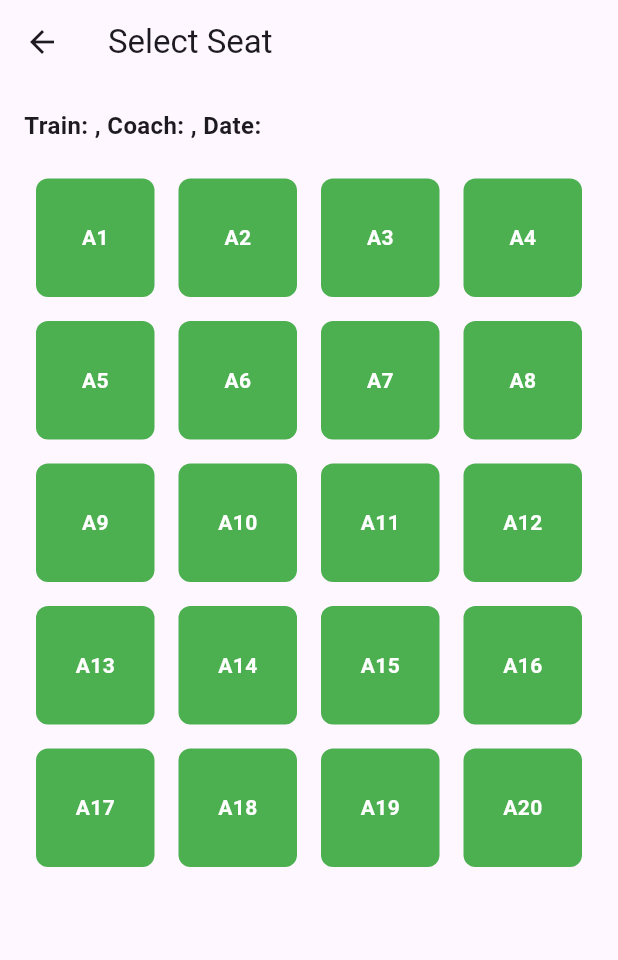
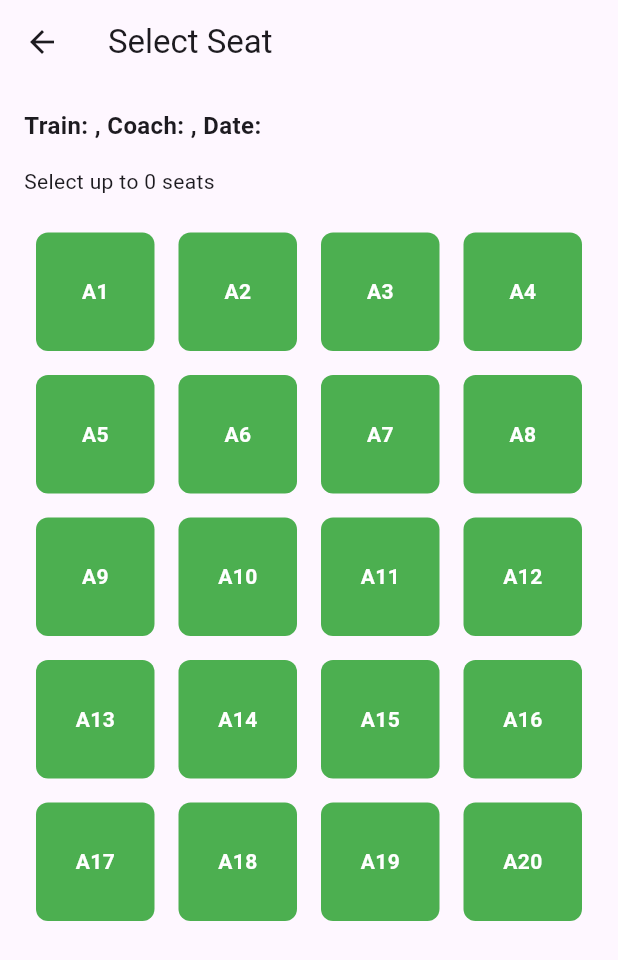
Before and after one commit to Genshisama/trainbook, a Flutter app: the SeatSelectionPage screen opened directly with empty values, on a phone screen of 412 x 824 dp. Shown: the top 960 px of the screen. Run offline on Flutter 3.47's test engine with Material 3 defaults, Android fonts, the phone set to English and light mode, and no system bars; our stand-ins replace firebase_core, firebase_database; accounts and stored records are empty.

Commit message:
add seat select system

```diff
--- a/lib/main.dart
+++ b/lib/main.dart
@@ -1,6 +1,7 @@
 import 'package:firebase_core/firebase_core.dart';
 import 'package:flutter/material.dart';
 import 'package:trainbook/firebase_options.dart';
+import 'package:trainbook/pages/firebassetest.dart';
 import 'package:trainbook/pages/home.dart';
 
 Future<void> main() async {
@@ -21,7 +22,7 @@ class MyApp extends StatelessWidget {
       theme: ThemeData(
         primarySwatch: Colors.blue,
       ),
-      home: const HomePage(),
+      home: HomePage(),
     );
   }
 }
--- a/lib/pages/coach_select.dart
+++ b/lib/pages/coach_select.dart
@@ -61,6 +61,7 @@ class _CoachSelectionPageState extends State<CoachSelectionPage> {
                             selectedTrain: widget.selectedTrain,
                             selectedCoach: _selectedCoach!,
                             selectedDate: DateTime.now().toIso8601String(),
+                            passengerCount: 2,
                           ),
                         ),
                       );
--- a/lib/pages/seat_select.dart
+++ b/lib/pages/seat_select.dart
@@ -5,12 +5,14 @@ class SeatSelectionPage extends StatefulWidget {
   final String selectedTrain;
   final String selectedCoach;
   final String selectedDate;
+  final int passengerCount;  // New field to hold the number of passengers
 
   const SeatSelectionPage({
     super.key,
     required this.selectedTrain,
     required this.selectedCoach,
     required this.selectedDate,
+    required this.passengerCount, // Pass number of passengers
   });
 
   @override
@@ -20,11 +22,34 @@ class SeatSelectionPage extends StatefulWidget {
 class _SeatSelectionPageState extends State<SeatSelectionPage> {
   final DatabaseReference _dbRef = FirebaseDatabase.instance.ref();
   Map<String, dynamic> _seatStatus = {};
-  String? _selectedSeat;
+  List<String> _selectedSeats = []; // List to hold selected seat IDs
 
   @override
   void initState() {
     super.initState();
+    _initializeTrainData();
+  }
+
+  Future<void> _initializeTrainData() async {
+    final path = 'trains/${widget.selectedTrain}';
+
+    final snapshot = await _dbRef.child(path).get();
+
+    if (!snapshot.exists) {
+      // Create train data if it doesn't exist
+      await _dbRef.child(path).set({
+        "trainNumber": widget.selectedTrain,
+        "departureTime": "${widget.selectedDate}T10:00:00",
+        "arrivalTime": "${widget.selectedDate}T14:00:00",
+        "coaches": {
+          widget.selectedCoach: {
+            "seats": {}, // Initialize empty seats structure
+          }
+        }
+      });
+    }
+
+    // Fetch seat data after ensuring train data exists
     _fetchSeatData();
   }
 
@@ -46,6 +71,8 @@ class _SeatSelectionPageState extends State<SeatSelectionPage> {
   }
 
   Future<void> _selectSeat(String seatId) async {
+    if (_selectedSeats.length >= widget.passengerCount) return; // Prevent selecting more than passenger count
+
     final path = 'trains/${widget.selectedTrain}/coaches/${widget.selectedCoach}/seats/$seatId';
     final userId = "currentUser"; // Replace with your actual user ID logic
 
@@ -63,15 +90,37 @@ class _SeatSelectionPageState extends State<SeatSelectionPage> {
         "lockedBy": userId,
         "lockTimestamp": DateTime.now().toIso8601String(),
       };
-      _selectedSeat = seatId;
+      _selectedSeats.add(seatId); // Add to selected seats list
     });
   }
 
-  bool _isSeatDisabled(String seatId) {
+  Future<void> _deselectSeat(String seatId) async {
+    final path = 'trains/${widget.selectedTrain}/coaches/${widget.selectedCoach}/seats/$seatId';
+
+    // Remove the seat data from Firebase
+    await _dbRef.child(path).remove();
+
+    // Update local state
+    setState(() {
+      _seatStatus.remove(seatId);
+      _selectedSeats.remove(seatId); // Remove from selected seats list
+    });
+  }
+
+  bool _isSeatDisabled(String seatId, String currentUser) {
     if (!_seatStatus.containsKey(seatId)) return false;
 
     final seatData = _seatStatus[seatId];
-    return seatData['status'] == 'locked' || seatData['status'] == 'booked';
+    final status = seatData['status'];
+    final lockedBy = seatData['lockedBy']; // Assuming the key is 'lockedBy'
+
+    // Check if the seat is either locked or booked
+    bool isLocked = status == 'locked' || status == 'booked';
+
+    // Check if the seat is locked by the current user
+    bool isLockedByCurrentUser = status == 'locked' && lockedBy == currentUser;
+
+    return isLocked || isLockedByCurrentUser;
   }
 
   @override
@@ -90,6 +139,11 @@ class _SeatSelectionPageState extends State<SeatSelectionPage> {
               style: const TextStyle(fontSize: 16, fontWeight: FontWeight.bold),
             ),
             const SizedBox(height: 16),
+            Text(
+              'Select up to ${widget.passengerCount} seats',
+              style: const TextStyle(fontSize: 14, fontWeight: FontWeight.normal),
+            ),
+            const SizedBox(height: 16),
             Expanded(
               child: GridView.builder(
                 gridDelegate: const SliverGridDelegateWithFixedCrossAxisCount(
@@ -99,18 +153,25 @@ class _SeatSelectionPageState extends State<SeatSelectionPage> {
                 itemCount: 20, // Display 20 seats for the example
                 itemBuilder: (context, index) {
                   final seatId = 'A${index + 1}'; // Seat IDs: A1, A2, etc.
-                  final isDisabled = _isSeatDisabled(seatId);
+                  bool isDisabled = _isSeatDisabled(seatId, 'currentUser');
+                  bool isSelected = _selectedSeats.contains(seatId);
 
                   return GestureDetector(
-                    onTap: isDisabled
-                        ? null
-                        : () async {
-                            await _selectSeat(seatId);
-                          },
+                    onTap: () async {
+                      if (isDisabled && !isSelected) return; // Do nothing for disabled seats
+
+                      if (isSelected) {
+                        // Deselect the seat if it's already selected
+                        await _deselectSeat(seatId);
+                      } else if (_selectedSeats.length < widget.passengerCount) {
+                        // Select the seat if not already selected
+                        await _selectSeat(seatId);
+                      }
+                    },
                     child: Container(
                       margin: const EdgeInsets.all(8),
                       decoration: BoxDecoration(
-                        color: _selectedSeat == seatId
+                        color: isSelected
                             ? Colors.blue
                             : (isDisabled ? Colors.grey : Colors.green),
                         borderRadius: BorderRadius.circular(8),
```
Also changed, not shown: lib/pages/firebassetest.dart (added, +76 -0 lines).
